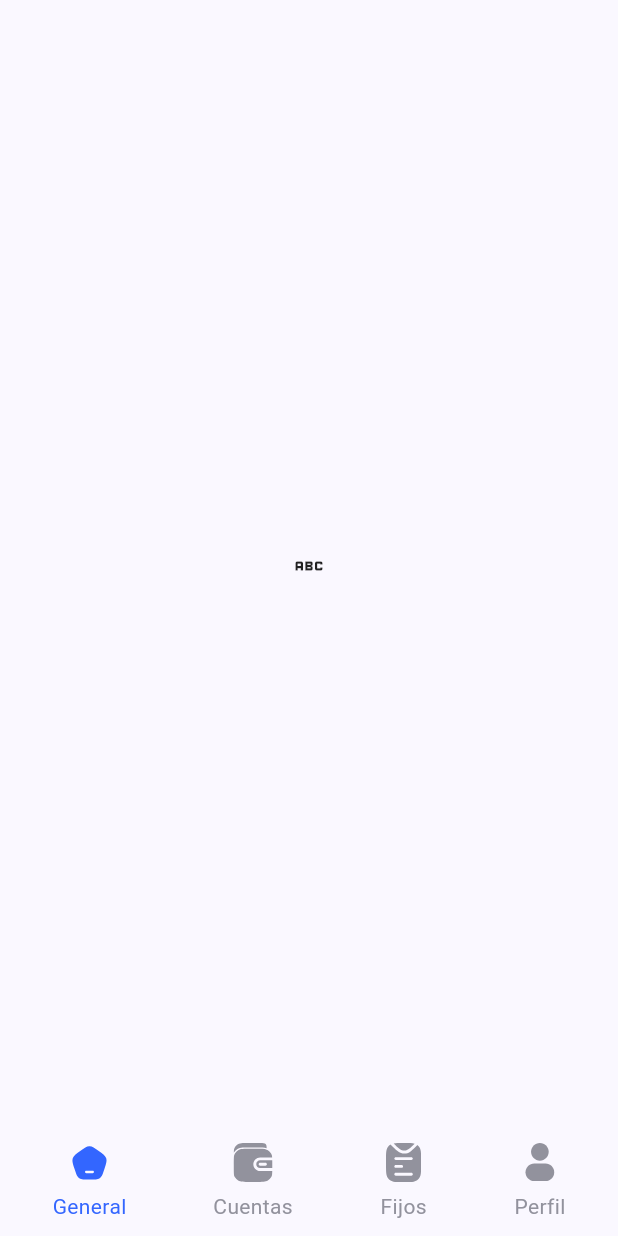
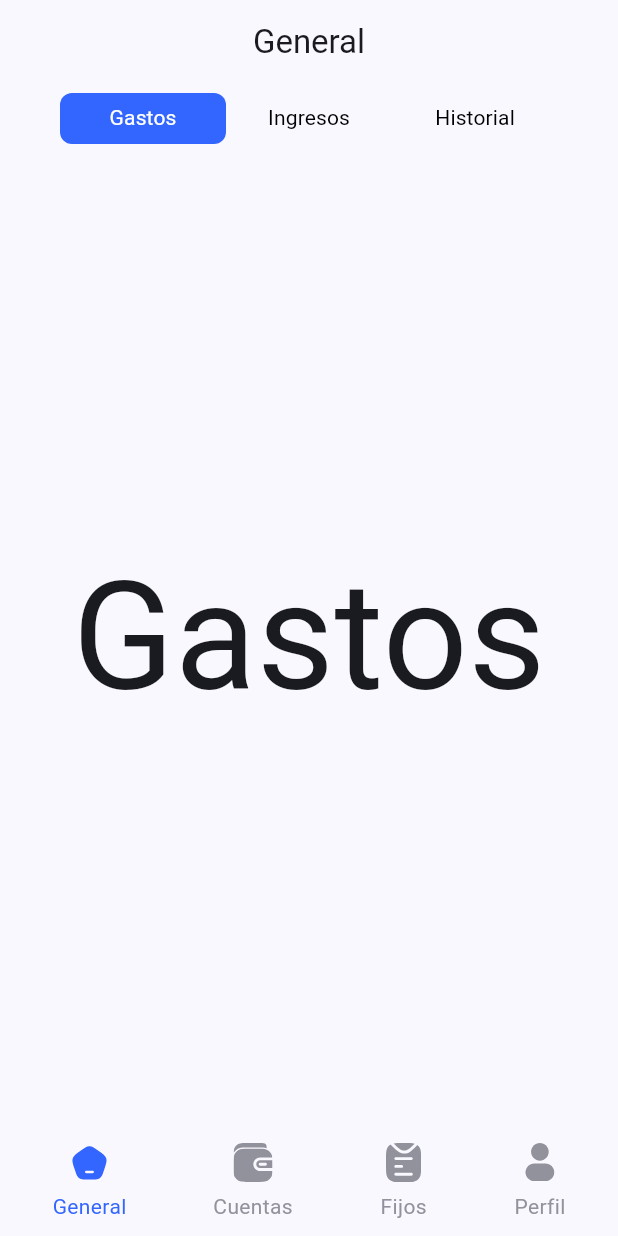
Before and after one commit to mariomedev/control_gastos, a Flutter app: the HomeScreen screen opened by its route, on a phone screen of 412 x 824 dp. Run offline on Flutter 3.47's test engine with Material 3 defaults, Android fonts, the phone set to English and light mode, and no system bars; our stand-ins replace flutter_riverpod, flutter_svg, go_router.

Commit message:
FT: added TapBar with funcionaluty

```diff
--- a/lib/features/auth/presentation/screens/home/home_screen.dart
+++ b/lib/features/auth/presentation/screens/home/home_screen.dart
@@ -1,10 +1,11 @@
+import 'package:control_gastos/features/general_spending/presentation/screens/screens.dart';
 import 'package:flutter/material.dart';
 
 import '../../../../../core/core.dart';
 import 'widgets/home_navigator_item.dart';
 
 List<Widget> pages = [
-  Icon(Icons.abc),
+  GeneralScreen(),
   Icon(Icons.aspect_ratio),
   Icon(Icons.wallet),
   Icon(Icons.question_answer),
@@ -24,7 +25,7 @@ class _HomeScreenState extends State<HomeScreen> {
     return SafeArea(
       top: false,
       child: Scaffold(
-        body: Center(child: pages.elementAt(currentPage)),
+        body: pages.elementAt(currentPage),
         bottomNavigationBar: SizedBox(
           height: 70,
           child: Padding(
--- /dev/null
+++ b/lib/features/general_spending/presentation/screens/general/general_screen.dart
@@ -0,0 +1,46 @@
+import 'package:flutter/material.dart';
+
+import 'widgets/general_tap.dart';
+
+class GeneralScreen extends StatelessWidget {
+  const GeneralScreen({super.key});
+
+  @override
+  Widget build(BuildContext context) {
+    return DefaultTabController(
+      length: 3,
+      child: Scaffold(
+        appBar: AppBar(
+          title: Text('General'),
+          centerTitle: true,
+          bottom: PreferredSize(
+            preferredSize: Size.fromHeight(40),
+            child: GeneralTapBar(),
+          ),
+        ),
+        body: TabBarView(
+          children: [
+            Center(
+              child: Text(
+                'Gastos',
+                style: TextStyle(fontSize: 100),
+              ),
+            ),
+            Center(
+              child: Text(
+                'Ingresos',
+                style: TextStyle(fontSize: 100),
+              ),
+            ),
+            Center(
+              child: Text(
+                'Historial',
+                style: TextStyle(fontSize: 100),
+              ),
+            )
+          ],
+        ),
+      ),
+    );
+  }
+}
--- /dev/null
+++ b/lib/features/general_spending/presentation/screens/general/widgets/general_tap.dart
@@ -0,0 +1,37 @@
+import 'package:flutter/material.dart';
+
+import 'general_tap_item.dart';
+
+class GeneralTapBar extends StatelessWidget {
+  const GeneralTapBar({
+    super.key,
+  });
+
+  @override
+  Widget build(BuildContext context) {
+    return ClipRRect(
+      borderRadius: BorderRadius.all(
+        Radius.circular(10),
+      ),
+      child: Container(
+        margin: EdgeInsets.symmetric(horizontal: 40),
+        height: 34,
+        child: TabBar(
+          indicatorSize: TabBarIndicatorSize.tab,
+          dividerColor: Colors.transparent,
+          indicator: BoxDecoration(
+            borderRadius: BorderRadius.circular(8),
+            color: Color(0xff3366FF),
+          ),
+          unselectedLabelStyle: TextStyle(color: Colors.black),
+          labelStyle: TextStyle(color: Colors.white),
+          tabs: [
+            GeneralTapItem(title: 'Gastos'),
+            GeneralTapItem(title: 'Ingresos'),
+            GeneralTapItem(title: 'Historial'),
+          ],
+        ),
+      ),
+    );
+  }
+}
--- /dev/null
+++ b/lib/features/general_spending/presentation/screens/general/widgets/general_tap_item.dart
@@ -0,0 +1,21 @@
+import 'package:flutter/material.dart';
+
+class GeneralTapItem extends StatelessWidget {
+  final String title;
+  const GeneralTapItem({super.key, required this.title});
+
+  @override
+  Widget build(BuildContext context) {
+    return Tab(
+      child: Center(
+        child: Text(
+          title,
+          style: TextStyle(
+            fontSize: 14,
+            fontWeight: FontWeight.w400,
+          ),
+        ),
+      ),
+    );
+  }
+}
--- /dev/null
+++ b/lib/features/general_spending/presentation/screens/general/widgets/widgets.dart
@@ -0,0 +1,2 @@
+export 'general_tap.dart';
+export 'general_tap_item.dart';
--- /dev/null
+++ b/lib/features/general_spending/presentation/screens/screens.dart
@@ -0,0 +1 @@
+export 'general/general_screen.dart';
```
